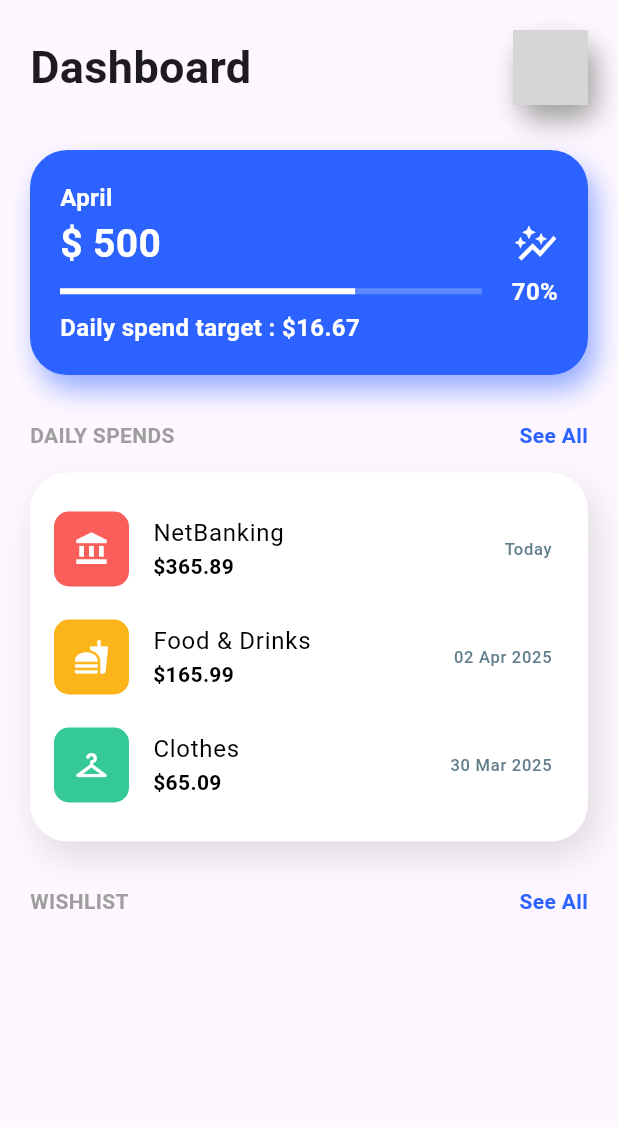
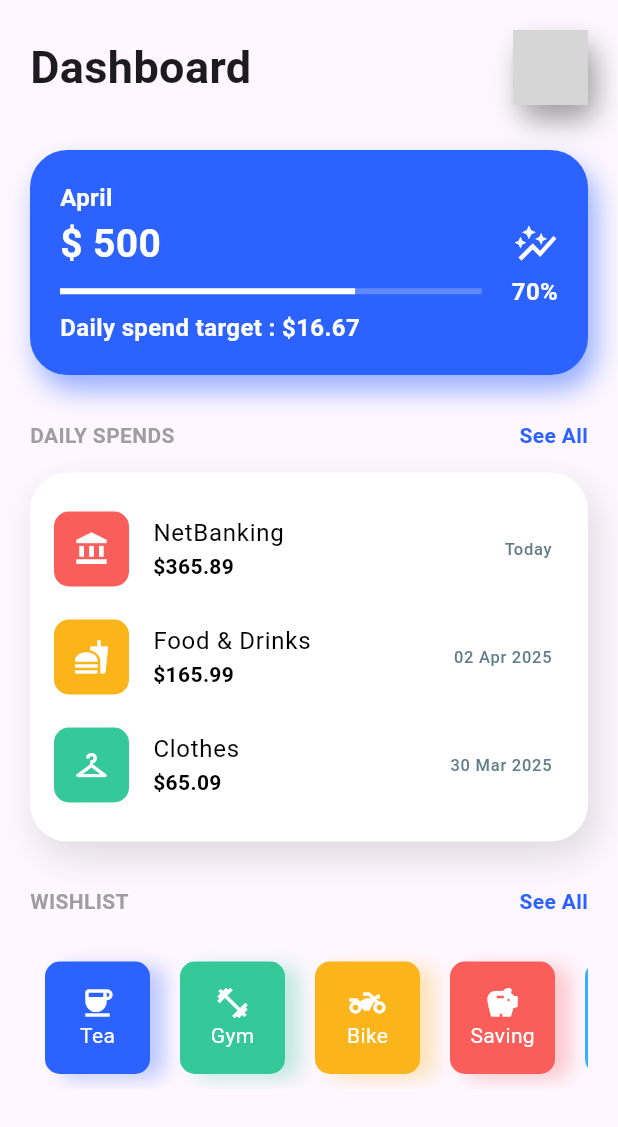
Before and after one commit to Mirzaazmath/flutter_custom_error_screen, a Flutter app: the screen it shows after launch, on a phone screen of 412 x 824 dp. Shown: the top 1127 px of the screen. Run offline on Flutter 3.47's test engine with Material 3 defaults, Android fonts, the phone set to English and light mode, and no system bars; grey boxes are pictures that could not be loaded.

Commit message:
completed home screen ui

```diff
--- a/lib/home_screen.dart
+++ b/lib/home_screen.dart
@@ -133,6 +133,39 @@ class HomeScreen extends StatelessWidget {
                   Text("See All",style: TextStyle(fontWeight: FontWeight.bold,fontSize: 14,color: Theme.of(context).primaryColor),),
                 ],
               ),
+              SizedBox(height: 20),
+              SizedBox(
+                height: 95,
+                child: ListView.builder(
+                  scrollDirection: Axis.horizontal,
+                    itemCount: wishList.length,
+                    shrinkWrap: true,
+                    itemBuilder: (context,index){
+                      return Container(
+                        width: 70,
+                        height: 60,
+                        margin: EdgeInsets.all(10),
+                        decoration: BoxDecoration(
+                          color: wishList[index].color,
+                          borderRadius: BorderRadius.circular(10),
+                            boxShadow: [
+                            BoxShadow(
+                            color: wishList[index].color.withOpacity(0.3),
+                            blurRadius: 10,
+                            offset: Offset(10,3)
+                        )
+                            ]
+                        ),
+                        child: Column(
+                          mainAxisAlignment: MainAxisAlignment.center,
+                          children: [
+                            Icon(wishList[index].icon,color: Colors.white,),
+                            Text(wishList[index].title,style: TextStyle(color: Colors.white),)
+                          ],
+                        ),
+
+                      );}),
+              )
               ],
 
           ),
```
